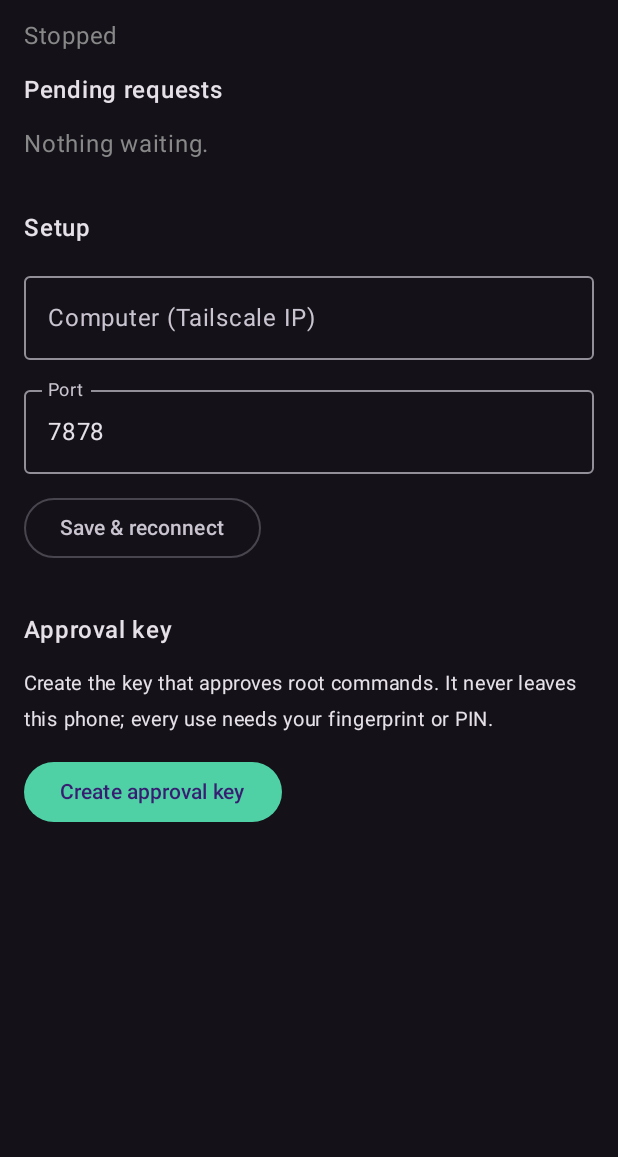
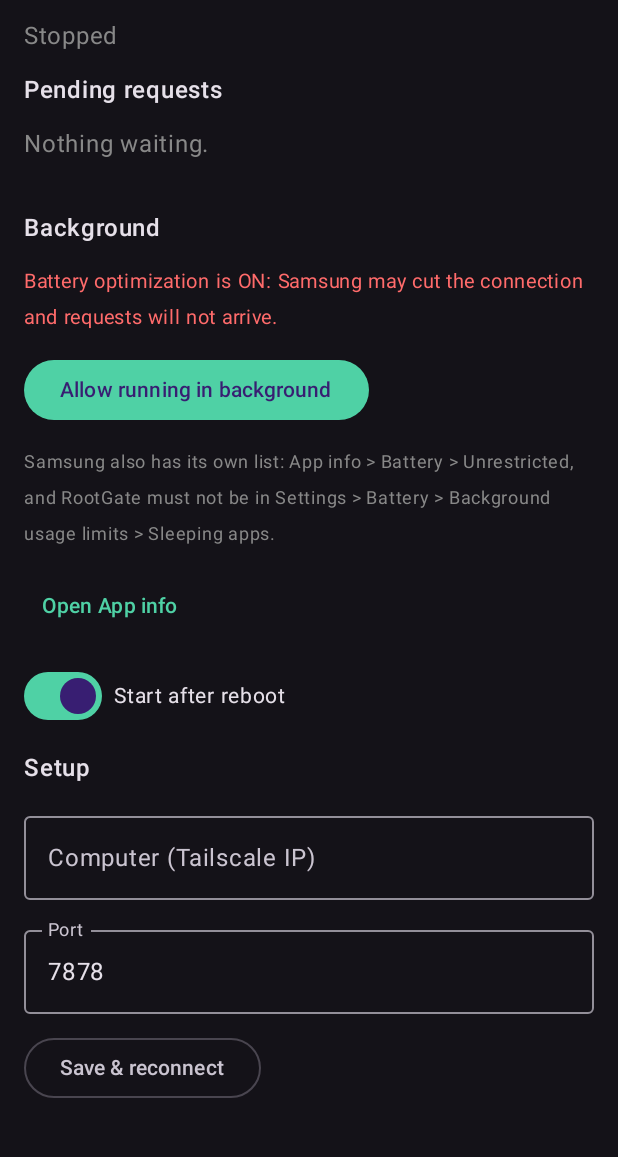
Before and after one commit to Altwer/rootgate, an Android app built with Jetpack Compose: the screen it shows after launch (MainActivity), on a phone screen of 412 x 824 dp, the part 74-1231 px from its top. Run offline under Robolectric (Android 15) with nearby library versions, the phone set to English and light mode, and no system bars; 2 statements that could not run were skipped.

Commit message:
Battery-optimization prompt, start at boot; daemon refuses untrusted binary as root

```diff
--- a/android/app/src/main/java/dev/altfurr/rootgate/ui/Screens.kt
+++ b/android/app/src/main/java/dev/altfurr/rootgate/ui/Screens.kt
@@ -52,6 +52,10 @@ import dev.altfurr.rootgate.ApproverService
 import dev.altfurr.rootgate.Checks
 import dev.altfurr.rootgate.Hub
 import dev.altfurr.rootgate.Keys
+import dev.altfurr.rootgate.Power
+import androidx.compose.material3.Switch
+import androidx.lifecycle.Lifecycle
+import androidx.lifecycle.compose.LifecycleEventEffect
 import dev.altfurr.rootgate.Settings
 import kotlinx.coroutines.delay
 
@@ -104,6 +108,7 @@ private fun Home(act: MainActivity, onOpen: (String) -> Unit) {
             notes.forEach { Text("• $it", fontSize = 13.sp, color = Warn) }
         }
         Spacer(Modifier.height(8.dp))
+        Background(act)
         Setup(act)
     }
 }
@@ -271,3 +276,34 @@ private fun Detail(act: MainActivity, p: Hub.Pending, onClose: () -> Unit) {
         result?.let { Text(it, color = if (it.startsWith("Approved") || it == "Denied") Ok else Danger) }
     }
 }
+
+@Composable
+private fun Background(act: MainActivity) {
+    var free by remember { mutableStateOf(Power.isUnrestricted(act)) }
+    var boot by remember { mutableStateOf(Power.startAtBoot(act)) }
+    // Re-check when coming back from the system dialog / settings.
+    LifecycleEventEffect(Lifecycle.Event.ON_RESUME) { free = Power.isUnrestricted(act) }
+
+    Text("Background", fontWeight = FontWeight.SemiBold)
+    if (free) {
+        Text("Battery optimization: off. RootGate can stay connected.", fontSize = 13.sp, color = Ok)
+    } else {
+        Text(
+            "Battery optimization is ON: Samsung may cut the connection and requests will not arrive.",
+            fontSize = 13.sp,
+            color = Danger,
+        )
+        Button(onClick = { Power.requestUnrestricted(act) }) { Text("Allow running in background") }
+    }
+    Text(
+        "Samsung also has its own list: App info > Battery > Unrestricted, and RootGate must not be in Settings > Battery > Background usage limits > Sleeping apps.",
+        fontSize = 12.sp,
+        color = Color.Gray,
+    )
+    TextButton(onClick = { Power.openAppSettings(act) }) { Text("Open App info") }
+    Row(verticalAlignment = Alignment.CenterVertically) {
+        Switch(checked = boot, onCheckedChange = { boot = it; Power.setStartAtBoot(act, it) })
+        Spacer(Modifier.width(8.dp))
+        Text("Start after reboot", fontSize = 14.sp)
+    }
+}
```
Also changed, not shown: android/app/src/main/AndroidManifest.xml (+10 -0 lines), android/app/src/main/java/dev/altfurr/rootgate/Power.kt (added, +51 -0 lines), 1 other file.
